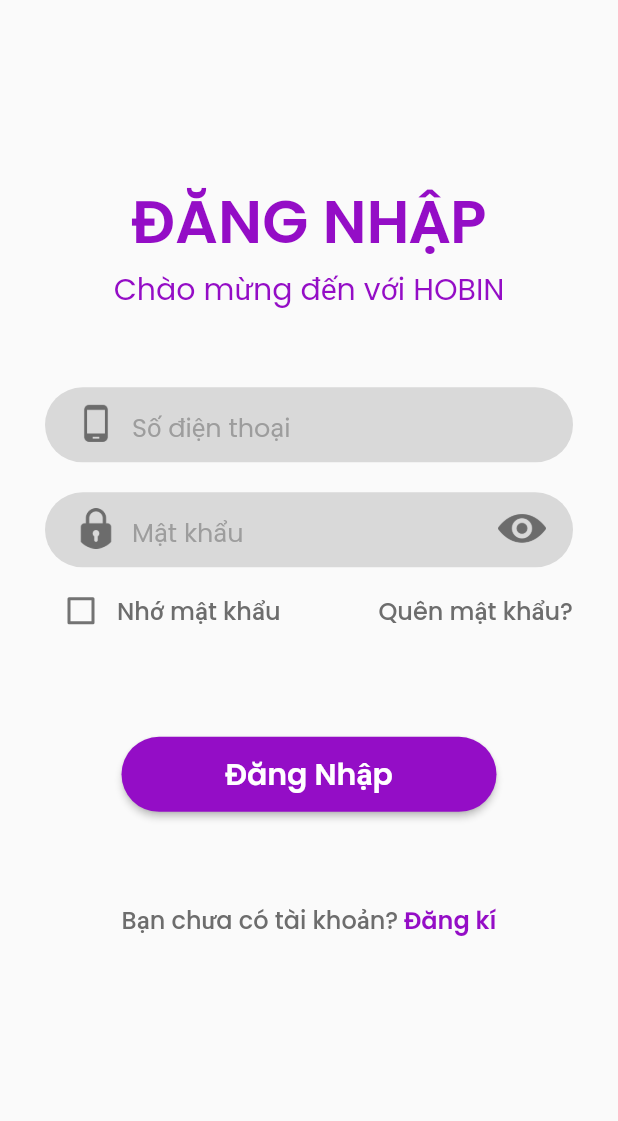
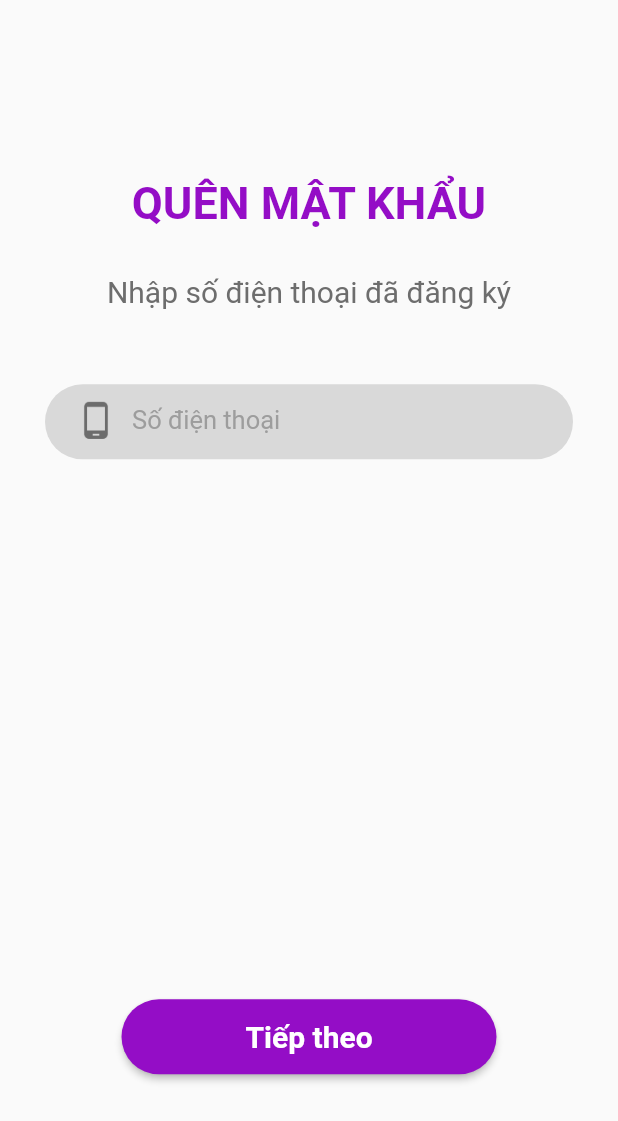
Before and after one commit to binh123thien/HOBIN, a Flutter app: the screen it shows after launch, on a phone screen of 412 x 824 dp. Shown: the top 1121 px of the screen. Run offline on Flutter 3.47's test engine with Material 2 defaults, Android fonts, the phone set to English and light mode, and no system bars; our stand-ins replace google_fonts.

Commit message:
fix font

```diff
--- a/hobin_app/lib/main.dart
+++ b/hobin_app/lib/main.dart
@@ -1,10 +1,11 @@
 import 'package:flutter/material.dart';
+import 'package:hobin_app/pages/auth/ForgotPass.dart';
 import 'package:hobin_app/pages/auth/SignIn.dart';
 
 void main() {
   runApp(const MaterialApp(
     title: 'Hobin',
     debugShowCheckedModeBanner: false,
-    home: SignInPage(),
+    home: ForgotPass(),
   ));
 }
--- /dev/null
+++ b/hobin_app/lib/pages/auth/ForgotPass.dart
@@ -0,0 +1,138 @@
+import 'package:flutter/material.dart';
+import 'package:google_fonts/google_fonts.dart';
+
+import 'package:flutter/src/widgets/container.dart';
+import 'package:flutter/src/widgets/framework.dart';
+import 'package:hobin_app/common_object/app_colors.dart';
+import 'package:hobin_app/responsive_widget.dart';
+
+import '../../common_object/app_icons.dart';
+
+class ForgotPass extends StatefulWidget {
+  const ForgotPass({super.key});
+
+  @override
+  State<ForgotPass> createState() => _ForgotPassState();
+}
+
+class _ForgotPassState extends State<ForgotPass> {
+  @override
+  Widget build(BuildContext context) {
+    // set chiều cao, ngang full màn hình
+    double screenHeight = MediaQuery.of(context).size.height;
+    double screenWidth = MediaQuery.of(context).size.width;
+    return Scaffold(
+      resizeToAvoidBottomInset: false,
+      body: SizedBox(
+        height: screenHeight,
+        width: screenWidth,
+        child: Row(
+          mainAxisAlignment: MainAxisAlignment.start,
+          crossAxisAlignment: CrossAxisAlignment.start,
+          children: [
+            //toán tử 3 ngôi: chia trang theo chiều ngang < 600 pixels
+            //đúng thì trả sizebox rỗng, chạy dòng 39 (expanded thứ 2)
+            //sai do full màn hình web chạy hình ảnh
+            ResponsiveWidget.isSmallScreen(context)
+                ? const SizedBox()
+                : SizedBox(
+                    width: screenWidth * 0.5625,
+                    height: screenHeight,
+                    child: const Image(
+                      image: AssetImage('assets/images/signup.png'),
+                      fit: BoxFit.fill,
+                    ),
+                  ),
+            Expanded(
+              child: Column(
+                children: [
+                  SizedBox(height: screenHeight * 0.1435),
+                  Text(
+                    'QUÊN MẬT KHẨU',
+                    textAlign: TextAlign.center,
+                    style: GoogleFonts.roboto(
+                        fontSize: 30,
+                        color: AppColors.purpleColor,
+                        fontWeight: FontWeight.w600),
+                  ),
+                  const SizedBox(height: 30),
+                  Text(
+                    'Nhập số điện thoại đã đăng ký',
+                    textAlign: TextAlign.center,
+                    style: GoogleFonts.roboto(
+                        fontSize: 20,
+                        color: AppColors.textColor,
+                        fontWeight: FontWeight.w400),
+                  ),
+                  //=======================Nhap SDT======================
+                  Padding(
+                    padding: ResponsiveWidget.isSmallScreen(context)
+                        ? const EdgeInsets.fromLTRB(30, 50, 30, 0)
+                        : const EdgeInsets.fromLTRB(60, 20, 60, 0),
+                    child: Container(
+                      height: 50.0,
+                      width: screenWidth,
+                      decoration: BoxDecoration(
+                        borderRadius: BorderRadius.circular(50.0),
+                        color: AppColors.grayClolor,
+                      ),
+                      child: Container(
+                        margin: const EdgeInsets.fromLTRB(10, 0, 0, 0),
+                        child: TextFormField(
+                          decoration: const InputDecoration(
+                            border: InputBorder.none,
+                            prefixIcon: IconButton(
+                              onPressed: null,
+                              icon: Image(
+                                image: AssetImage(AppIcons.phoneIcon),
+                                fit: BoxFit.fill,
+                                width: 27,
+                              ),
+                            ),
+                            contentPadding: EdgeInsets.only(top: 14),
+                            hintText: 'Số điện thoại',
+                            hintStyle: TextStyle(
+                              fontSize: 17,
+                              color: AppColors.hintColor,
+                              fontFamily: 'roboto',
+                            ),
+                          ),
+                        ),
+                      ),
+                    ),
+                  ),
+                  const SizedBox(height: 300),
+                  //===================NUT TIEP THEO=======================
+                  Padding(
+                    padding: const EdgeInsets.fromLTRB(30, 60, 30, 30),
+                    child: SizedBox(
+                      width: ResponsiveWidget.isSmallScreen(context)
+                          ? 250
+                          : screenWidth * 0.1839,
+                      height: ResponsiveWidget.isSmallScreen(context)
+                          ? 50
+                          : screenHeight * 0.089,
+                      child: ElevatedButton(
+                        onPressed: () {},
+                        style: ElevatedButton.styleFrom(
+                            backgroundColor: AppColors.purpleColor,
+                            shape: RoundedRectangleBorder(
+                              borderRadius: BorderRadius.circular(50),
+                            )),
+                        child: Text('Tiếp theo',
+                            style: GoogleFonts.roboto(
+                                fontSize: 20,
+                                color: AppColors.whiteColor,
+                                fontWeight: FontWeight.w600)),
+                      ),
+                    ),
+                  ),
+                ],
+              ),
+            ) //khi chạy full màn hình web
+          ],
+        ),
+      ),
+    );
+  }
+}
--- a/hobin_app/lib/pages/auth/SignIn.dart
+++ b/hobin_app/lib/pages/auth/SignIn.dart
@@ -56,7 +56,7 @@
                     Text(
                       'ĐĂNG NHẬP',
                       textAlign: TextAlign.center,
-                      style: GoogleFonts.poppins(
+                      style: GoogleFonts.roboto(
                           fontSize: 40,
                           color: AppColors.purpleColor,
                           fontWeight: FontWeight.w600),
@@ -64,7 +64,7 @@
                     Text(
                       'Chào mừng đến với HOBIN',
                       textAlign: TextAlign.center,
-                      style: GoogleFonts.poppins(
+                      style: GoogleFonts.roboto(
                           fontSize: 20,
                           color: AppColors.purpleColor,
                           fontWeight: FontWeight.w400),
@@ -99,7 +99,7 @@
                               hintStyle: TextStyle(
                                 fontSize: 17,
                                 color: AppColors.hintColor,
-                                fontFamily: 'poppins',
+                                fontFamily: 'roboto',
                               ),
                             ),
                           ),
@@ -151,7 +151,7 @@
                               hintStyle: const TextStyle(
                                 fontSize: 17,
                                 color: AppColors.hintColor,
-                                fontFamily: 'poppins',
+                                fontFamily: 'roboto',
                               ),
                             ),
                           ),
@@ -179,7 +179,7 @@
                                   }),
                               Text(
                                 'Nhớ mật khẩu',
-                                style: GoogleFonts.poppins(
+                                style: GoogleFonts.roboto(
                                   fontSize: 16,
                                   color: AppColors.textColor,
                                   fontWeight: FontWeight.w500,
@@ -191,7 +191,7 @@
                           RichText(
                             text: TextSpan(
                               text: 'Quên mật khẩu?',
-                              style: GoogleFonts.poppins(
+                              style: GoogleFonts.roboto(
                                 fontSize: 16,
                                 color: AppColors.textColor,
                                 fontWeight: FontWeight.w500,
@@ -229,7 +229,7 @@
                                 borderRadius: BorderRadius.circular(50),
                               )),
                           child: Text('Đăng Nhập',
-                              style: GoogleFonts.poppins(
+                              style: GoogleFonts.roboto(
                                   fontSize: 20,
                                   color: AppColors.whiteColor,
                                   fontWeight: FontWeight.w600)),
@@ -242,7 +242,7 @@
                       child: RichText(
                         text: TextSpan(
                           text: 'Bạn chưa có tài khoản?',
-                          style: GoogleFonts.poppins(
+                          style: GoogleFonts.roboto(
                             fontSize: 16,
                             color: AppColors.textColor,
                             fontWeight: FontWeight.w500,
@@ -250,7 +250,7 @@
                           children: [
                             TextSpan(
                               text: ' Đăng kí',
-                              style: GoogleFonts.poppins(
+                              style: GoogleFonts.roboto(
                                   fontSize: 16,
                                   color: AppColors.purpleColor,
                                   fontWeight: FontWeight.w600),
--- a/hobin_app/pubspec.yaml
+++ b/hobin_app/pubspec.yaml
@@ -76,10 +76,10 @@
   # list giving the asset and other descriptors for the font. For
   # example:
   fonts:
-    - family: poppins
+    - family: roboto
       fonts:
-        - asset: assets/fonts/Poppins-Regular.ttf
-          weight: 500
+        - asset: assets/fonts/Roboto-Regular.ttf
+  #       weight: 400
   #       - asset: fonts/Schyler-Italic.ttf
   #         style: italic
     - family: Oswald
```
Also changed, not shown: hobin_app/lib/pages/auth/ConfirmForgotPass.dart (added, +25 -0 lines), hobin_app/lib/pages/auth/SignUp.dart (+11 -11 lines), hobin_app/assets/fonts/Roboto-Regular.ttf (added), hobin_app/pubspec.lock, 1 other file.
